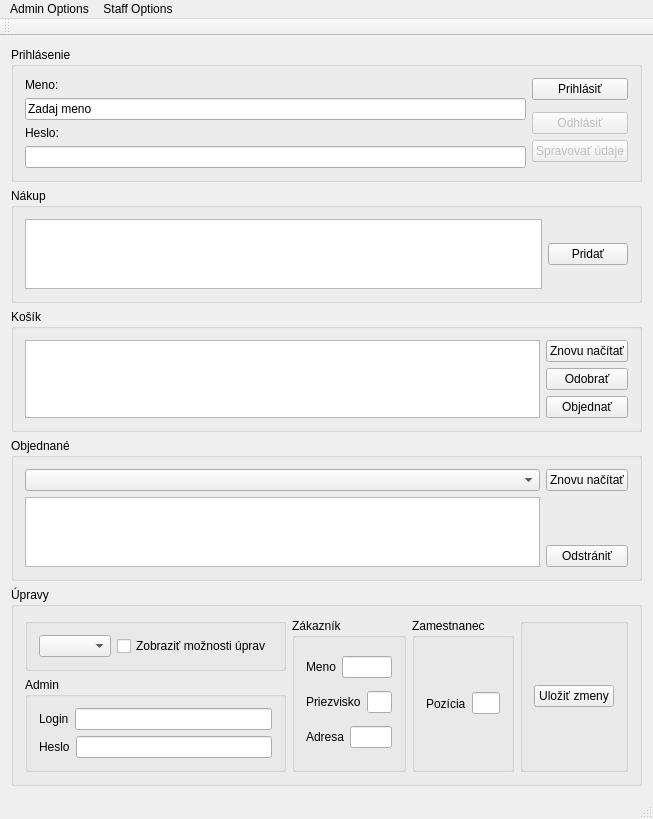
Old version of the form lekaren.ui in the repository karinjanovjakova/OOP_lekaren.
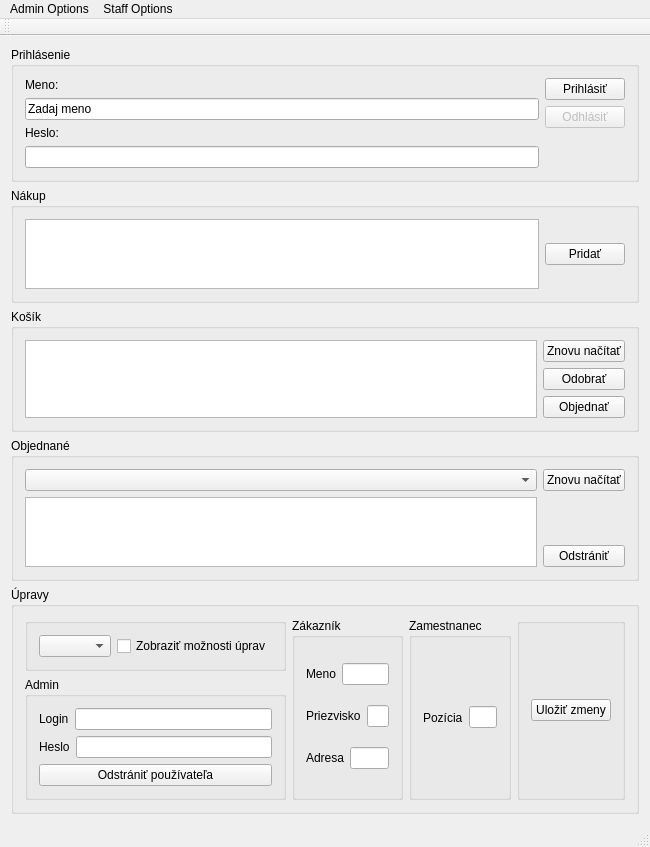
New version of the form.

What changed in the file:
```diff
--- a/lekaren.ui
+++ b/lekaren.ui
@@ -9,8 +9,8 @@
    <rect>
     <x>0</x>
     <y>0</y>
-    <width>653</width>
-    <height>745</height>
+    <width>617</width>
+    <height>771</height>
    </rect>
   </property>
   <property name="minimumSize">
@@ -102,19 +102,6 @@
            </property>
           </widget>
          </item>
-         <item>
-          <spacer name="verticalSpacer">
-           <property name="orientation">
-            <enum>Qt::Vertical</enum>
-           </property>
-           <property name="sizeHint" stdset="0">
-            <size>
-             <width>20</width>
-             <height>40</height>
-            </size>
-           </property>
-          </spacer>
-         </item>
          <item>
           <widget class="QPushButton" name="logout">
            <property name="enabled">
@@ -126,17 +113,7 @@
           </widget>
          </item>
          <item>
-          <widget class="QPushButton" name="zmeny">
-           <property name="enabled">
-            <bool>false</bool>
-           </property>
-           <property name="text">
-            <string>Spravovať údaje</string>
-           </property>
-          </widget>
-         </item>
-         <item>
-          <spacer name="verticalSpacer_2">
+          <spacer name="verticalSpacer">
            <property name="orientation">
             <enum>Qt::Vertical</enum>
            </property>
@@ -355,6 +332,13 @@
               </item>
              </layout>
             </item>
+            <item>
+             <widget class="QPushButton" name="rem3">
+              <property name="text">
+               <string>Odstrániť používateľa</string>
+              </property>
+             </widget>
+            </item>
            </layout>
           </widget>
          </item>
@@ -439,7 +423,7 @@
          <property name="title">
           <string/>
          </property>
-         <layout class="QHBoxLayout" name="horizontalLayout_14">
+         <layout class="QVBoxLayout" name="verticalLayout_10">
           <item>
            <widget class="QPushButton" name="Save">
             <property name="text">
@@ -460,7 +444,7 @@
     <rect>
      <x>0</x>
      <y>0</y>
-     <width>653</width>
+     <width>617</width>
      <height>22</height>
     </rect>
    </property>
```
Left out of the diff: 20 changed lines with no effect on the pictures.
